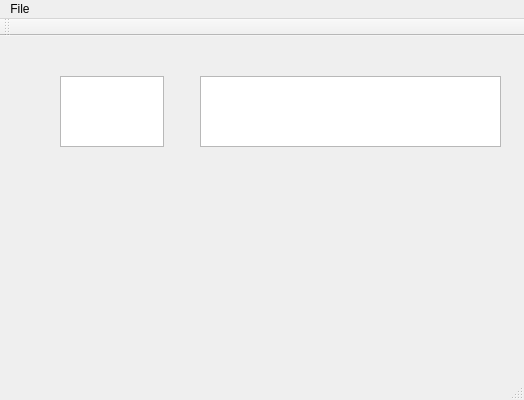
Before: the Qt Designer form qtConsoleTest.ui in WaiwaiTAN/QConsoleWidget, drawn with Qt 5.
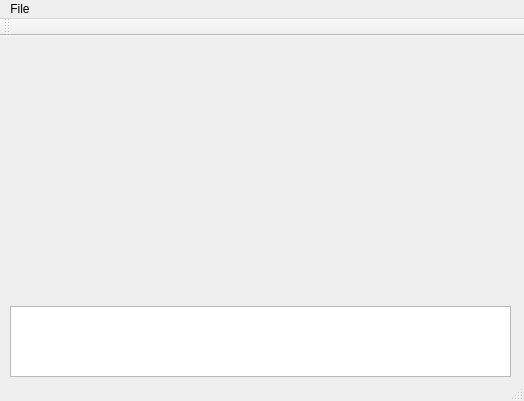
After: the same form once the commit is applied. Custom widgets are drawn as their Qt base class.

Commit message: basic function implemented

```diff
--- a/qtConsoleTest.ui
+++ b/qtConsoleTest.ui
@@ -7,29 +7,19 @@
     <x>0</x>
     <y>0</y>
     <width>524</width>
-    <height>400</height>
+    <height>401</height>
    </rect>
   </property>
   <property name="windowTitle">
    <string>qtConsole</string>
   </property>
   <widget class="QWidget" name="centralWidget">
-   <widget class="QTextEdit" name="textEdit">
-    <property name="geometry">
-     <rect>
-      <x>60</x>
-      <y>40</y>
-      <width>104</width>
-      <height>71</height>
-     </rect>
-    </property>
-   </widget>
    <widget class="QConsoleWidget" name="console">
     <property name="geometry">
      <rect>
-      <x>200</x>
-      <y>40</y>
-      <width>301</width>
+      <x>10</x>
+      <y>270</y>
+      <width>501</width>
       <height>71</height>
      </rect>
     </property>
```
The commit also changes 2 other files.
